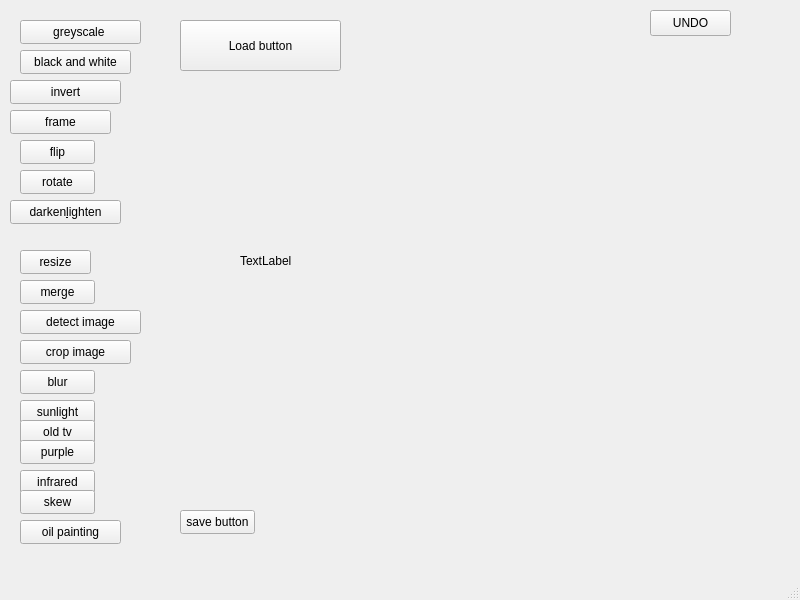
Above: mainwindow.ui from selwan0/Image-Processing before the change. Below: the same form after it.
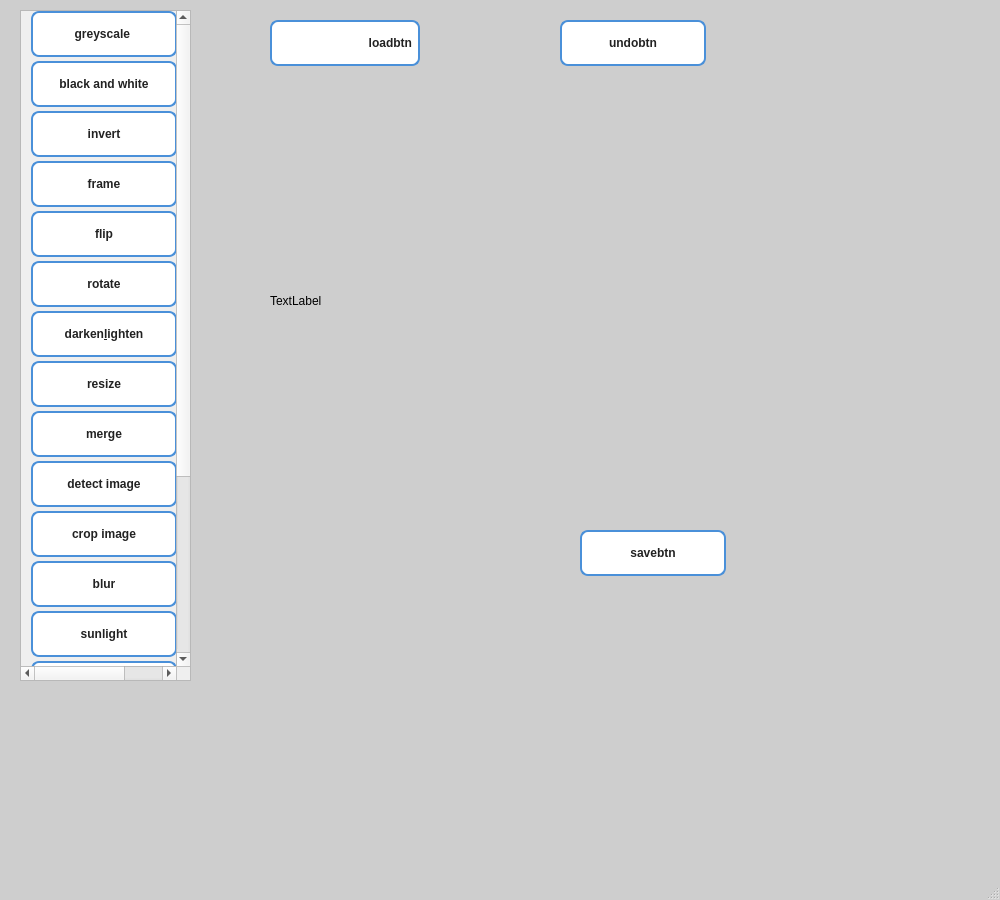
That is the form after the change. Icons and pictures are not drawn.

Commit message: Fix layout and load button icon and scroll bar

```diff
--- a/mainwindow.ui
+++ b/mainwindow.ui
@@ -6,49 +6,279 @@
    <rect>
     <x>0</x>
     <y>0</y>
-    <width>800</width>
-    <height>600</height>
+    <width>1000</width>
+    <height>900</height>
    </rect>
   </property>
+  <property name="sizePolicy">
+   <sizepolicy hsizetype="Fixed" vsizetype="Fixed">
+    <horstretch>0</horstretch>
+    <verstretch>0</verstretch>
+   </sizepolicy>
+  </property>
+  <property name="palette">
+   <palette>
+    <active>
+     <colorrole role="Base">
+      <brush brushstyle="SolidPattern">
+       <color alpha="179">
+        <red>181</red>
+        <green>181</green>
+        <blue>181</blue>
+       </color>
+      </brush>
+     </colorrole>
+     <colorrole role="Window">
+      <brush brushstyle="SolidPattern">
+       <color alpha="255">
+        <red>206</red>
+        <green>206</green>
+        <blue>206</blue>
+       </color>
+      </brush>
+     </colorrole>
+    </active>
+    <inactive>
+     <colorrole role="Base">
+      <brush brushstyle="SolidPattern">
+       <color alpha="179">
+        <red>181</red>
+        <green>181</green>
+        <blue>181</blue>
+       </color>
+      </brush>
+     </colorrole>
+     <colorrole role="Window">
+      <brush brushstyle="SolidPattern">
+       <color alpha="255">
+        <red>206</red>
+        <green>206</green>
+        <blue>206</blue>
+       </color>
+      </brush>
+     </colorrole>
+    </inactive>
+    <disabled>
+     <colorrole role="Base">
+      <brush brushstyle="SolidPattern">
+       <color alpha="255">
+        <red>206</red>
+        <green>206</green>
+        <blue>206</blue>
+       </color>
+      </brush>
+     </colorrole>
+     <colorrole role="Window">
+      <brush brushstyle="SolidPattern">
+       <color alpha="255">
+        <red>206</red>
+        <green>206</green>
+        <blue>206</blue>
+       </color>
+      </brush>
+     </colorrole>
+    </disabled>
+   </palette>
+  </property>
   <property name="windowTitle">
    <string>MainWindow</string>
   </property>
+  <property name="styleSheet">
+   <string notr="true">QPushButton {
+    background-color: #ffffff;
+    color: #2e3440;
+    border-radius: 5px;
+    border: 1px solid #d8dee9;
+    font-weight: bold;
+    min-width: 130px;    
+    max-width: 130px;
+    min-height: 30px; 
+    max-height: 30px;
+}
+
+QPushButton:hover {
+    background-color: #eceff4;
+    border-color: #5e81ac;
+}
+
+QPushButton:pressed {
+    background-color: #e5e9f0;
+}
+
+QPushButton#loadbtn, QPushButton#savebtn {
+    background-color: #ffffff;
+    color: #2e3440;
+    font-size: 13px;
+    font-weight: bold;
+    border-radius: 7px;
+    border: 2px solid #5e81ac;
+    min-width: 170px;  
+    max-width: 170px;
+    min-height: 36px;   
+    max-height: 36px;
+}
+
+QPushButton#loadbtn:hover, QPushButton#savebtn:hover {
+    background-color: #f0f4f8;
+    border-color: #81a1c1;
+}
+
+QPushButton#loadbtn:pressed, QPushButton#savebtn:pressed {
+    background-color: #e2e8f0;
+}</string>
+  </property>
   <widget class="QWidget" name="centralwidget">
+   <property name="styleSheet">
+    <string notr="true">QPushButton {
+    background-color: #ffffff;
+    border: 2px solid #4a90d9;
+    border-radius: 8px;
+    padding: 6px;
+    font-weight: bold;
+    color: #222;
+}
+
+QPushButton:hover {
+    background-color: #e8f2ff;
+    border: 2px solid #1c6fd1;
+}
+
+QPushButton:pressed {
+    background-color: #4a90d9;
+    color: white;
+    border: 3px solid #14529c;
+    padding-top: 8px;
+    padding-left: 8px;
+}</string>
+   </property>
    <widget class="QLabel" name="imagelabel">
     <property name="geometry">
      <rect>
-      <x>240</x>
-      <y>170</y>
-      <width>351</width>
-      <height>181</height>
+      <x>270</x>
+      <y>150</y>
+      <width>371</width>
+      <height>301</height>
      </rect>
     </property>
     <property name="text">
      <string>TextLabel</string>
     </property>
    </widget>
+   <widget class="QPushButton" name="pushButton_20">
+    <property name="geometry">
+     <rect>
+      <x>580</x>
+      <y>530</y>
+      <width>146</width>
+      <height>46</height>
+     </rect>
+    </property>
+    <property name="text">
+     <string>savebtn</string>
+    </property>
+   </widget>
    <widget class="QPushButton" name="pushButton">
     <property name="geometry">
      <rect>
-      <x>180</x>
+      <x>270</x>
       <y>20</y>
-      <width>161</width>
-      <height>51</height>
+      <width>150</width>
+      <height>46</height>
      </rect>
     </property>
+    <property name="sizePolicy">
+     <sizepolicy hsizetype="Minimum" vsizetype="Fixed">
+      <horstretch>140</horstretch>
+      <verstretch>140</verstretch>
+     </sizepolicy>
+    </property>
+    <property name="layoutDirection">
+     <enum>Qt::LayoutDirection::RightToLeft</enum>
+    </property>
+    <property name="styleSheet">
+     <string notr="true">QPushButton {
+    text-align: right;
+    padding-right: 10px;
+}</string>
+    </property>
     <property name="text">
-     <string>Load button</string>
+     <string>loadbtn</string>
     </property>
+    <property name="icon">
+     <iconset>
+      <normaloff>Images/images.png</normaloff>Images/images.png</iconset>
+    </property>
+    <property name="iconSize">
+     <size>
+      <width>24</width>
+      <height>24</height>
+     </size>
+    </property>
    </widget>
+   <widget class="QPushButton" name="UndoButton">
+    <property name="geometry">
+     <rect>
+      <x>560</x>
+      <y>20</y>
+      <width>146</width>
+      <height>46</height>
+     </rect>
+    </property>
+    <property name="text">
+     <string>undobtn</string>
+    </property>
+   </widget>
+   <widget class="QScrollArea" name="scrollArea_2">
+    <property name="geometry">
+     <rect>
+      <x>20</x>
+      <y>10</y>
+      <width>171</width>
+      <height>671</height>
+     </rect>
+    </property>
+    <property name="verticalScrollBarPolicy">
+     <enum>Qt::ScrollBarPolicy::ScrollBarAlwaysOn</enum>
+    </property>
+    <property name="widgetResizable">
+     <bool>false</bool>
+    </property>
+    <widget class="QWidget" name="scrollAreaWidgetContents_2">
+     <property name="geometry">
+      <rect>
+       <x>0</x>
+       <y>0</y>
+       <width>219</width>
+       <height>909</height>
+      </rect>
+     </property>
    <widget class="QPushButton" name="pushButton_2">
     <property name="geometry">
      <rect>
-      <x>20</x>
-      <y>20</y>
-      <width>121</width>
-      <height>24</height>
-     </rect>
-    </property>
+        <x>10</x>
+        <y>0</y>
+        <width>146</width>
+        <height>46</height>
+       </rect>
+      </property>
+      <property name="sizePolicy">
+       <sizepolicy hsizetype="Fixed" vsizetype="Fixed">
+        <horstretch>140</horstretch>
+        <verstretch>140</verstretch>
+       </sizepolicy>
+      </property>
+      <property name="minimumSize">
+       <size>
+        <width>146</width>
+        <height>46</height>
+       </size>
+      </property>
+      <property name="maximumSize">
+       <size>
+        <width>146</width>
+        <height>46</height>
+       </size>
+      </property>
     <property name="text">
      <string>greyscale </string>
     </property>
@@ -56,10 +286,10 @@
    <widget class="QPushButton" name="pushButton_3">
     <property name="geometry">
      <rect>
-      <x>20</x>
+        <x>10</x>
       <y>50</y>
-      <width>111</width>
-      <height>24</height>
+        <width>146</width>
+        <height>46</height>
      </rect>
     </property>
     <property name="text">
@@ -70,11 +300,29 @@
     <property name="geometry">
      <rect>
       <x>10</x>
-      <y>80</y>
-      <width>111</width>
-      <height>24</height>
-     </rect>
-    </property>
+        <y>100</y>
+        <width>146</width>
+        <height>46</height>
+       </rect>
+      </property>
+      <property name="sizePolicy">
+       <sizepolicy hsizetype="Fixed" vsizetype="Fixed">
+        <horstretch>140</horstretch>
+        <verstretch>140</verstretch>
+       </sizepolicy>
+      </property>
+      <property name="minimumSize">
+       <size>
+        <width>146</width>
+        <height>46</height>
+       </size>
+      </property>
+      <property name="maximumSize">
+       <size>
+        <width>146</width>
+        <height>46</height>
+       </size>
+      </property>
     <property name="text">
      <string>invert</string>
     </property>
@@ -83,11 +331,29 @@
     <property name="geometry">
      <rect>
       <x>10</x>
-      <y>110</y>
-      <width>101</width>
-      <height>24</height>
-     </rect>
-    </property>
+        <y>150</y>
+        <width>146</width>
+        <height>46</height>
+       </rect>
+      </property>
+      <property name="sizePolicy">
+       <sizepolicy hsizetype="Fixed" vsizetype="Fixed">
+        <horstretch>0</horstretch>
+        <verstretch>0</verstretch>
+       </sizepolicy>
+      </property>
+      <property name="minimumSize">
+       <size>
+        <width>146</width>
+        <height>46</height>
+       </size>
+      </property>
+      <property name="maximumSize">
+       <size>
+        <width>146</width>
+        <height>46</height>
+       </size>
+      </property>
     <property name="text">
      <string>frame</string>
     </property>
@@ -95,12 +361,30 @@
    <widget class="QPushButton" name="pushButton_6">
     <property name="geometry">
      <rect>
-      <x>20</x>
-      <y>140</y>
-      <width>75</width>
-      <height>24</height>
-     </rect>
-    </property>
+        <x>10</x>
+        <y>200</y>
+        <width>146</width>
+        <height>46</height>
+       </rect>
+      </property>
+      <property name="sizePolicy">
+       <sizepolicy hsizetype="Fixed" vsizetype="Fixed">
+        <horstretch>0</horstretch>
+        <verstretch>0</verstretch>
+       </sizepolicy>
+      </property>
+      <property name="minimumSize">
+       <size>
+        <width>146</width>
+        <height>46</height>
+       </size>
+      </property>
+      <property name="maximumSize">
+       <size>
+        <width>146</width>
+        <height>46</height>
+       </size>
+      </property>
     <property name="text">
      <string>flip</string>
     </property>
@@ -108,12 +392,30 @@
    <widget class="QPushButton" name="pushButton_7">
     <property name="geometry">
      <rect>
-      <x>20</x>
-      <y>170</y>
-      <width>75</width>
-      <height>24</height>
-     </rect>
-    </property>
+        <x>10</x>
+        <y>250</y>
+        <width>146</width>
+        <height>46</height>
+       </rect>
+      </property>
+      <property name="sizePolicy">
+       <sizepolicy hsizetype="Fixed" vsizetype="Fixed">
+        <horstretch>0</horstretch>
+        <verstretch>0</verstretch>
+       </sizepolicy>
+      </property>
+      <property name="minimumSize">
+       <size>
+        <width>146</width>
+        <height>46</height>
+       </size>
+      </property>
+      <property name="maximumSize">
+       <size>
+        <width>146</width>
+        <height>46</height>
+       </size>
+      </property>
     <property name="text">
      <string>rotate</string>
     </property>
@@ -122,11 +424,29 @@
     <property name="geometry">
      <rect>
       <x>10</x>
-      <y>200</y>
-      <width>111</width>
-      <height>24</height>
-     </rect>
-    </property>
+        <y>300</y>
+        <width>146</width>
+        <height>46</height>
+       </rect>
+      </property>
+      <property name="sizePolicy">
+       <sizepolicy hsizetype="Fixed" vsizetype="Fixed">
+        <horstretch>140</horstretch>
+        <verstretch>140</verstretch>
+       </sizepolicy>
+      </property>
+      <property name="minimumSize">
+       <size>
+        <width>146</width>
+        <height>46</height>
+       </size>
+      </property>
+      <property name="maximumSize">
+       <size>
+        <width>146</width>
+        <height>46</height>
+       </size>
+      </property>
     <property name="text">
      <string>darken&amp;lighten</string>
     </property>
@@ -134,12 +454,30 @@
    <widget class="QPushButton" name="pushButton_9">
     <property name="geometry">
      <rect>
-      <x>20</x>
-      <y>250</y>
-      <width>71</width>
-      <height>24</height>
-     </rect>
-    </property>
+        <x>10</x>
+        <y>350</y>
+        <width>146</width>
+        <height>46</height>
+       </rect>
+      </property>
+      <property name="sizePolicy">
+       <sizepolicy hsizetype="Fixed" vsizetype="Fixed">
+        <horstretch>0</horstretch>
+        <verstretch>0</verstretch>
+       </sizepolicy>
+      </property>
+      <property name="minimumSize">
+       <size>
+        <width>146</width>
+        <height>46</height>
+       </size>
+      </property>
+      <property name="maximumSize">
+       <size>
+        <width>146</width>
+        <height>46</height>
+       </size>
+      </property>
     <property name="text">
      <string>resize</string>
     </property>
@@ -147,12 +485,30 @@
    <widget class="QPushButton" name="pushButton_10">
     <property name="geometry">
      <rect>
-      <x>20</x>
-      <y>280</y>
-      <width>75</width>
-      <height>24</height>
-     </rect>
-    </property>
+        <x>10</x>
+        <y>400</y>
+        <width>146</width>
+        <height>46</height>
+       </rect>
+      </property>
+      <property name="sizePolicy">
+       <sizepolicy hsizetype="Fixed" vsizetype="Fixed">
+        <horstretch>140</horstretch>
+        <verstretch>140</verstretch>
+       </sizepolicy>
+      </property>
+      <property name="minimumSize">
+       <size>
+        <width>146</width>
+        <height>46</height>
+       </size>
+      </property>
+      <property name="maximumSize">
+       <size>
+        <width>146</width>
+        <height>46</height>
+       </size>
+      </property>
     <property name="text">
      <string>merge</string>
     </property>
@@ -160,12 +516,18 @@
    <widget class="QPushButton" name="pushButton_11">
     <property name="geometry">
      <rect>
-      <x>20</x>
-      <y>310</y>
-      <width>121</width>
-      <height>24</height>
-     </rect>
-    </property>
+        <x>10</x>
+        <y>450</y>
+        <width>146</width>
+        <height>46</height>
+       </rect>
+      </property>
+      <property name="sizePolicy">
+       <sizepolicy hsizetype="Minimum" vsizetype="Fixed">
+        <horstretch>140</horstretch>
+        <verstretch>140</verstretch>
+       </sizepolicy>
+      </property>
     <property name="text">
      <string>detect image</string>
     </property>
@@ -173,12 +535,30 @@
    <widget class="QPushButton" name="pushButton_12">
     <property name="geometry">
      <rect>
-      <x>20</x>
-      <y>340</y>
-      <width>111</width>
-      <height>24</height>
-     </rect>
-    </property>
+        <x>10</x>
+        <y>500</y>
+        <width>146</width>
+        <height>46</height>
+       </rect>
+      </property>
+      <property name="sizePolicy">
+       <sizepolicy hsizetype="Fixed" vsizetype="Fixed">
+        <horstretch>140</horstretch>
+        <verstretch>140</verstretch>
+       </sizepolicy>
+      </property>
+      <property name="minimumSize">
+       <size>
+        <width>146</width>
+        <height>46</height>
+       </size>
+      </property>
+      <property name="maximumSize">
+       <size>
+        <width>146</width>
+        <height>46</height>
+       </size>
+      </property>
     <property name="text">
      <string>crop image</string>
     </property>
@@ -186,12 +566,18 @@
    <widget class="QPushButton" name="pushButton_13">
     <property name="geometry">
      <rect>
-      <x>20</x>
-      <y>370</y>
-      <width>75</width>
-      <height>24</height>
-     </rect>
-    </property>
+        <x>10</x>
+        <y>550</y>
+        <width>146</width>
+        <height>46</height>
+       </rect>
+      </property>
+      <property name="sizePolicy">
+       <sizepolicy hsizetype="Minimum" vsizetype="Fixed">
+        <horstretch>140</horstretch>
+        <verstretch>140</verstretch>
+       </sizepolicy>
+      </property>
     <property name="text">
      <string>blur</string>
     </property>
@@ -199,12 +585,30 @@
    <widget class="QPushButton" name="pushButton_14">
     <property name="geometry">
      <rect>
-      <x>20</x>
-      <y>400</y>
-      <width>75</width>
-      <height>24</height>
-     </rect>
-    </property>
+        <x>10</x>
+        <y>600</y>
+        <width>146</width>
+        <height>46</height>
+       </rect>
+      </property>
+      <property name="sizePolicy">
+       <sizepolicy hsizetype="Fixed" vsizetype="Fixed">
+        <horstretch>140</horstretch>
+        <verstretch>140</verstretch>
+       </sizepolicy>
+      </property>
+      <property name="minimumSize">
+       <size>
+        <width>146</width>
+        <height>46</height>
+       </size>
+      </property>
+      <property name="maximumSize">
+       <size>
+        <width>146</width>
+        <height>46</height>
+       </size>
+      </property>
     <property name="text">
      <string>sunlight</string>
     </property>
@@ -212,10 +616,10 @@
    <widget class="QPushButton" name="pushButton_15">
     <property name="geometry">
      <rect>
-      <x>20</x>
-      <y>420</y>
-      <width>75</width>
-      <height>24</height>
+        <x>10</x>
+        <y>650</y>
+        <width>146</width>
+        <height>46</height>
      </rect>
     </property>
     <property name="text">
@@ -225,12 +629,30 @@
    <widget class="QPushButton" name="pushButton_16">
     <property name="geometry">
      <rect>
-      <x>20</x>
-      <y>440</y>
-      <width>75</width>
-      <height>24</height>
-     </rect>
-    </property>
+        <x>10</x>
+        <y>700</y>
+        <width>146</width>
+        <height>46</height>
+       </rect>
+      </property>
+      <property name="sizePolicy">
+       <sizepolicy hsizetype="Fixed" vsizetype="Fixed">
+        <horstretch>140</horstretch>
+        <verstretch>140</verstretch>
+       </sizepolicy>
+      </property>
+      <property name="minimumSize">
+       <size>
+        <width>146</width>
+        <height>46</height>
+       </size>
+      </property>
+      <property name="maximumSize">
+       <size>
+        <width>146</width>
+        <height>46</height>
+       </size>
+      </property>
     <property name="text">
      <string>purple</string>
     </property>
@@ -238,10 +660,10 @@
    <widget class="QPushButton" name="pushButton_17">
     <property name="geometry">
      <rect>
-      <x>20</x>
-      <y>470</y>
-      <width>75</width>
-      <height>24</height>
+        <x>10</x>
+        <y>750</y>
+        <width>146</width>
+        <height>46</height>
      </rect>
     </property>
     <property name="text">
@@ -251,12 +673,30 @@
    <widget class="QPushButton" name="pushButton_18">
     <property name="geometry">
      <rect>
-      <x>20</x>
-      <y>490</y>
-      <width>75</width>
-      <height>24</height>
-     </rect>
-    </property>
+        <x>10</x>
+        <y>800</y>
+        <width>146</width>
+        <height>46</height>
+       </rect>
+      </property>
+      <property name="sizePolicy">
+       <sizepolicy hsizetype="Fixed" vsizetype="Fixed">
+        <horstretch>140</horstretch>
+        <verstretch>140</verstretch>
+       </sizepolicy>
+      </property>
+      <property name="minimumSize">
+       <size>
+        <width>146</width>
+        <height>46</height>
+       </size>
+      </property>
+      <property name="maximumSize">
+       <size>
+        <width>146</width>
+        <height>46</height>
+       </size>
+      </property>
     <property name="text">
      <string>skew</string>
     </property>
@@ -264,41 +704,17 @@
    <widget class="QPushButton" name="pushButton_19">
     <property name="geometry">
      <rect>
-      <x>20</x>
-      <y>520</y>
-      <width>101</width>
-      <height>24</height>
+        <x>10</x>
+        <y>850</y>
+        <width>146</width>
+        <height>46</height>
      </rect>
     </property>
     <property name="text">
      <string>oil painting</string>
     </property>
    </widget>
-   <widget class="QPushButton" name="pushButton_20">
-    <property name="geometry">
-     <rect>
-      <x>180</x>
-      <y>510</y>
-      <width>75</width>
-      <height>24</height>
-     </rect>
-    </property>
-    <property name="text">
-     <string>save button</string>
-    </property>
-   </widget>
-   <widget class="QPushButton" name="UndoButton">
-    <property name="geometry">
-     <rect>
-      <x>650</x>
-      <y>10</y>
-      <width>81</width>
-      <height>26</height>
-     </rect>
-    </property>
-    <property name="text">
-     <string>UNDO</string>
-    </property>
+    </widget>
    </widget>
   </widget>
   <widget class="QMenuBar" name="menubar">
```
Left out of the diff: 2 changed lines with no effect on the pictures. Lines whose indentation alone changed are shown as unchanged. The commit also changes 3 other files.
